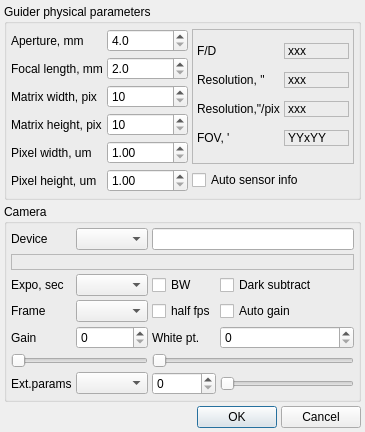
Qt form lin_guider/ui/setup_video.ui (rumengb/lin_guider) before a commit.
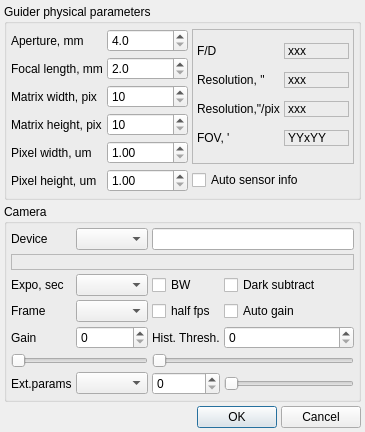
The same form after that commit.

Commit message: rename white pt to Hist Thres

The edit to the form file:
```diff
--- a/lin_guider/ui/setup_video.ui
+++ b/lin_guider/ui/setup_video.ui
@@ -168,7 +168,7 @@
       <item row="4" column="2">
        <widget class="QLabel" name="label_Expo">
         <property name="text">
-         <string>White pt.</string>
+         <string>Hist. Thresh.</string>
         </property>
        </widget>
       </item>
```
